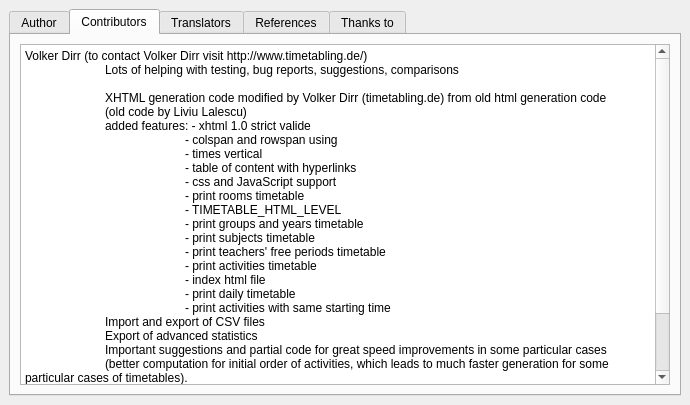
vonmecheln/fet, file fet/src/interface/helpaboutform_template.ui: the form before one commit.
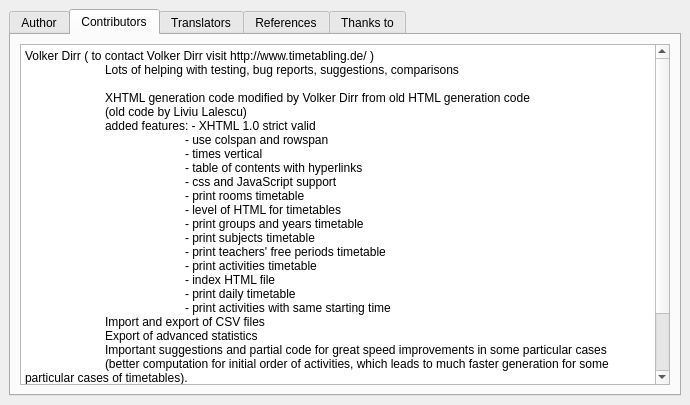
The form after the commit. The open tabs and pages were chosen to show the change.

```diff
--- a/fet/src/interface/helpaboutform_template.ui
+++ b/fet/src/interface/helpaboutform_template.ui
@@ -82,23 +82,23 @@
 &lt;html&gt;&lt;head&gt;&lt;meta name=&quot;qrichtext&quot; content=&quot;1&quot; /&gt;&lt;style type=&quot;text/css&quot;&gt;
 p, li { white-space: pre-wrap; }
 &lt;/style&gt;&lt;/head&gt;&lt;body style=&quot; font-family:'Sans Serif'; font-size:10pt; font-weight:400; font-style:normal;&quot;&gt;
-&lt;p style=&quot; margin-top:0px; margin-bottom:0px; margin-left:0px; margin-right:0px; -qt-block-indent:0; text-indent:0px;&quot;&gt;&lt;span style=&quot; font-size:9pt;&quot;&gt;Volker Dirr (to contact Volker Dirr visit http://www.timetabling.de/)&lt;/span&gt;&lt;/p&gt;
+&lt;p style=&quot; margin-top:0px; margin-bottom:0px; margin-left:0px; margin-right:0px; -qt-block-indent:0; text-indent:0px;&quot;&gt;&lt;span style=&quot; font-size:9pt;&quot;&gt;Volker Dirr ( to contact Volker Dirr visit http://www.timetabling.de/ )&lt;/span&gt;&lt;/p&gt;
 &lt;p style=&quot; margin-top:0px; margin-bottom:0px; margin-left:0px; margin-right:0px; -qt-block-indent:0; text-indent:0px;&quot;&gt;&lt;span style=&quot; font-size:9pt;&quot;&gt;	Lots of helping with testing, bug reports, suggestions, comparisons&lt;/span&gt;&lt;/p&gt;
 &lt;p style=&quot; margin-top:0px; margin-bottom:0px; margin-left:0px; margin-right:0px; -qt-block-indent:0; text-indent:0px;&quot;&gt;&lt;span style=&quot; font-size:9pt;&quot;&gt;	&lt;/span&gt;&lt;/p&gt;
-&lt;p style=&quot; margin-top:0px; margin-bottom:0px; margin-left:0px; margin-right:0px; -qt-block-indent:0; text-indent:0px;&quot;&gt;&lt;span style=&quot; font-size:9pt;&quot;&gt;	XHTML generation code modified by Volker Dirr (timetabling.de) from old html generation code&lt;/span&gt;&lt;/p&gt;
+&lt;p style=&quot; margin-top:0px; margin-bottom:0px; margin-left:0px; margin-right:0px; -qt-block-indent:0; text-indent:0px;&quot;&gt;&lt;span style=&quot; font-size:9pt;&quot;&gt;	XHTML generation code modified by Volker Dirr from old HTML generation code&lt;/span&gt;&lt;/p&gt;
 &lt;p style=&quot; margin-top:0px; margin-bottom:0px; margin-left:0px; margin-right:0px; -qt-block-indent:0; text-indent:0px;&quot;&gt;&lt;span style=&quot; font-size:9pt;&quot;&gt;	(old code by Liviu Lalescu)&lt;/span&gt;&lt;/p&gt;
-&lt;p style=&quot; margin-top:0px; margin-bottom:0px; margin-left:0px; margin-right:0px; -qt-block-indent:0; text-indent:0px;&quot;&gt;&lt;span style=&quot; font-size:9pt;&quot;&gt;	added features: - xhtml 1.0 strict valide&lt;/span&gt;&lt;/p&gt;
-&lt;p style=&quot; margin-top:0px; margin-bottom:0px; margin-left:0px; margin-right:0px; -qt-block-indent:0; text-indent:0px;&quot;&gt;&lt;span style=&quot; font-size:9pt;&quot;&gt;		- colspan and rowspan using&lt;/span&gt;&lt;/p&gt;
+&lt;p style=&quot; margin-top:0px; margin-bottom:0px; margin-left:0px; margin-right:0px; -qt-block-indent:0; text-indent:0px;&quot;&gt;&lt;span style=&quot; font-size:9pt;&quot;&gt;	added features: - XHTML 1.0 strict valid&lt;/span&gt;&lt;/p&gt;
+&lt;p style=&quot; margin-top:0px; margin-bottom:0px; margin-left:0px; margin-right:0px; -qt-block-indent:0; text-indent:0px;&quot;&gt;&lt;span style=&quot; font-size:9pt;&quot;&gt;		- use colspan and rowspan&lt;/span&gt;&lt;/p&gt;
 &lt;p style=&quot; margin-top:0px; margin-bottom:0px; margin-left:0px; margin-right:0px; -qt-block-indent:0; text-indent:0px;&quot;&gt;&lt;span style=&quot; font-size:9pt;&quot;&gt;		- times vertical&lt;/span&gt;&lt;/p&gt;
-&lt;p style=&quot; margin-top:0px; margin-bottom:0px; margin-left:0px; margin-right:0px; -qt-block-indent:0; text-indent:0px;&quot;&gt;&lt;span style=&quot; font-size:9pt;&quot;&gt;		- table of content with hyperlinks&lt;/span&gt;&lt;/p&gt;
+&lt;p style=&quot; margin-top:0px; margin-bottom:0px; margin-left:0px; margin-right:0px; -qt-block-indent:0; text-indent:0px;&quot;&gt;&lt;span style=&quot; font-size:9pt;&quot;&gt;		- table of contents with hyperlinks&lt;/span&gt;&lt;/p&gt;
 &lt;p style=&quot; margin-top:0px; margin-bottom:0px; margin-left:0px; margin-right:0px; -qt-block-indent:0; text-indent:0px;&quot;&gt;&lt;span style=&quot; font-size:9pt;&quot;&gt;		- css and JavaScript support&lt;/span&gt;&lt;/p&gt;
 &lt;p style=&quot; margin-top:0px; margin-bottom:0px; margin-left:0px; margin-right:0px; -qt-block-indent:0; text-indent:0px;&quot;&gt;&lt;span style=&quot; font-size:9pt;&quot;&gt;		- print rooms timetable&lt;/span&gt;&lt;/p&gt;
-&lt;p style=&quot; margin-top:0px; margin-bottom:0px; margin-left:0px; margin-right:0px; -qt-block-indent:0; text-indent:0px;&quot;&gt;&lt;span style=&quot; font-size:9pt;&quot;&gt;		- TIMETABLE_HTML_LEVEL&lt;/span&gt;&lt;/p&gt;
+&lt;p style=&quot; margin-top:0px; margin-bottom:0px; margin-left:0px; margin-right:0px; -qt-block-indent:0; text-indent:0px;&quot;&gt;&lt;span style=&quot; font-size:9pt;&quot;&gt;		- level of HTML for timetables&lt;/span&gt;&lt;/p&gt;
 &lt;p style=&quot; margin-top:0px; margin-bottom:0px; margin-left:0px; margin-right:0px; -qt-block-indent:0; text-indent:0px;&quot;&gt;&lt;span style=&quot; font-size:9pt;&quot;&gt;		- print groups and years timetable&lt;/span&gt;&lt;/p&gt;
 &lt;p style=&quot; margin-top:0px; margin-bottom:0px; margin-left:0px; margin-right:0px; -qt-block-indent:0; text-indent:0px;&quot;&gt;&lt;span style=&quot; font-size:9pt;&quot;&gt;		- print subjects timetable&lt;/span&gt;&lt;/p&gt;
 &lt;p style=&quot; margin-top:0px; margin-bottom:0px; margin-left:0px; margin-right:0px; -qt-block-indent:0; text-indent:0px;&quot;&gt;&lt;span style=&quot; font-size:9pt;&quot;&gt;		- print teachers' free periods timetable&lt;/span&gt;&lt;/p&gt;
 &lt;p style=&quot; margin-top:0px; margin-bottom:0px; margin-left:0px; margin-right:0px; -qt-block-indent:0; text-indent:0px;&quot;&gt;&lt;span style=&quot; font-size:9pt;&quot;&gt;		- print activities timetable&lt;/span&gt;&lt;/p&gt;
-&lt;p style=&quot; margin-top:0px; margin-bottom:0px; margin-left:0px; margin-right:0px; -qt-block-indent:0; text-indent:0px;&quot;&gt;&lt;span style=&quot; font-size:9pt;&quot;&gt;		- index html file&lt;/span&gt;&lt;/p&gt;
+&lt;p style=&quot; margin-top:0px; margin-bottom:0px; margin-left:0px; margin-right:0px; -qt-block-indent:0; text-indent:0px;&quot;&gt;&lt;span style=&quot; font-size:9pt;&quot;&gt;		- index HTML file&lt;/span&gt;&lt;/p&gt;
 &lt;p style=&quot; margin-top:0px; margin-bottom:0px; margin-left:0px; margin-right:0px; -qt-block-indent:0; text-indent:0px;&quot;&gt;&lt;span style=&quot; font-size:9pt;&quot;&gt;		- print daily timetable&lt;/span&gt;&lt;/p&gt;
 &lt;p style=&quot; margin-top:0px; margin-bottom:0px; margin-left:0px; margin-right:0px; -qt-block-indent:0; text-indent:0px;&quot;&gt;&lt;span style=&quot; font-size:9pt;&quot;&gt;		- print activities with same starting time&lt;/span&gt;&lt;/p&gt;
 &lt;p style=&quot; margin-top:0px; margin-bottom:0px; margin-left:0px; margin-right:0px; -qt-block-indent:0; text-indent:0px;&quot;&gt;&lt;span style=&quot; font-size:9pt;&quot;&gt;	Import and export of CSV files&lt;/span&gt;&lt;/p&gt;
```
Left out of the diff: 11 changed lines with no effect on the pictures.
